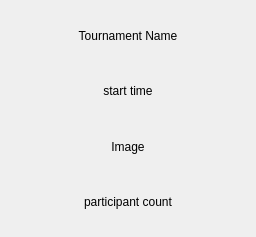
Qt form res/tournaments/tournamentitem.ui (madformuse/client) before a commit.
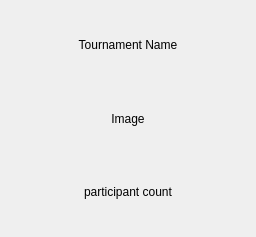
The same form after that commit.

Commit message: Remove time control until we can implement

Patch:
```diff
--- a/res/tournaments/tournamentitem.ui
+++ b/res/tournaments/tournamentitem.ui
@@ -24,16 +24,6 @@
      </property>
     </widget>
    </item>
-   <item>
-    <widget class="QLabel" name="start">
-     <property name="text">
-      <string>start time</string>
-     </property>
-     <property name="alignment">
-      <set>Qt::AlignCenter</set>
-     </property>
-    </widget>
-   </item>
    <item>
     <widget class="QLabel" name="image">
      <property name="text">
```
The commit also changes 1 other file.
